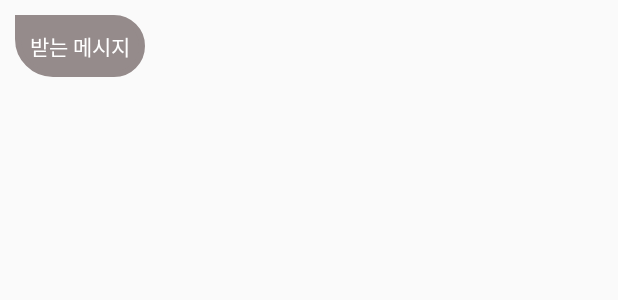
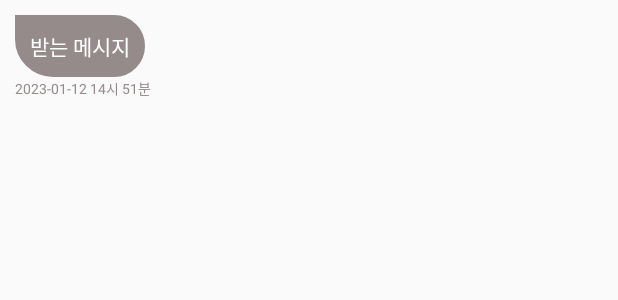
Before and after one commit to yangyunhyeok/EternalReuturnInfo, an Android app: the layout chat_item_receiver.xml on its own in the app's theme, with its tools: preview values and no code run, on a phone screen of 412 x 824 dp. Shown: the top 300 px of the screen. Run offline under Robolectric (Android 15) with nearby library versions, the phone set to English and light mode, and no system bars.

Commit message:
[FEATURE] : 채팅 화면에 날짜 적용 완료

```diff
--- a/app/build.gradle.kts
+++ b/app/build.gradle.kts
@@ -67,4 +67,6 @@ dependencies {
     implementation("com.google.firebase:firebase-auth-ktx")
 
     implementation("io.github.muddz:styleabletoast:2.4.0")
+
+    implementation("org.jetbrains.kotlinx:kotlinx-coroutines-play-services:1.7.1")
 }
--- a/app/src/main/java/com/erionna/eternalreturninfo/model/ERModel.kt
+++ b/app/src/main/java/com/erionna/eternalreturninfo/model/ERModel.kt
@@ -11,8 +11,6 @@ data class ERModel (
     val password: String? = null,
     val uid: String? = null,
     val msg: String? = null,
-    val profilePicture: Int? = null
+    val profilePicture: Int? = null,
+    val time: String? = null
 ) : Parcelable
-//{
-//    constructor() : this(null,"","","","","",null)
-//}
--- a/app/src/main/java/com/erionna/eternalreturninfo/model/Message.kt
+++ b/app/src/main/java/com/erionna/eternalreturninfo/model/Message.kt
@@ -2,7 +2,8 @@ package com.erionna.eternalreturninfo.model
 
 data class Message(
     var message: String?,
-    var sendId: String?
+    var sendId: String?,
+    val time: String?
 ) {
-    constructor():this("","")
+    constructor():this("","", "")
 }
--- a/app/src/main/res/layout/chat_item_receiver.xml
+++ b/app/src/main/res/layout/chat_item_receiver.xml
@@ -10,14 +10,26 @@
         android:layout_width="wrap_content"
         android:layout_height="wrap_content"
         android:layout_margin="10dp"
+        android:background="@drawable/receiver_background"
         android:padding="10dp"
         android:text="받는 메시지"
         android:textColor="@color/white"
-        android:background="@drawable/receiver_background"
         app:layout_constraintBottom_toBottomOf="parent"
         app:layout_constraintEnd_toEndOf="parent"
         app:layout_constraintHorizontal_bias="0.0"
         app:layout_constraintStart_toStartOf="parent"
-        app:layout_constraintTop_toTopOf="parent" />
+        app:layout_constraintTop_toTopOf="parent"
+        app:layout_constraintVertical_bias="0.0" />
+    <TextView
+        android:id="@+id/chat_item_recevier_date"
+        android:layout_width="wrap_content"
+        android:layout_height="wrap_content"
+        android:textColor="@color/grey"
+        android:text="2023-01-12 14시 51분"
+        android:textSize="9sp"
+        app:layout_constraintStart_toStartOf="parent"
+        app:layout_constraintTop_toBottomOf="@id/chat_item_receiver_text"
+        android:layout_marginStart="10dp">
+    </TextView>
 
 </androidx.constraintlayout.widget.ConstraintLayout>
--- a/app/src/main/res/values/strings.xml
+++ b/app/src/main/res/values/strings.xml
@@ -19,4 +19,5 @@
     <string name="Event">이벤트</string>
     <string name="menu_sign_up">회원가입</string>
     <string name="log_out_toast">로그아웃</string>
+    <string name="chat_list_msg">최근에 대화한 내용이 없습니다.</string>
 </resources>
```
Also changed, not shown: app/src/main/java/com/erionna/eternalreturninfo/ui/activity/ChatActivity.kt (+14 -5 lines), app/src/main/java/com/erionna/eternalreturninfo/ui/adapter/ChatAdapter.kt (+4 -4 lines), app/src/main/java/com/erionna/eternalreturninfo/ui/adapter/ChatListAdapter.kt (+25 -16 lines), app/src/main/java/com/erionna/eternalreturninfo/ui/fragment/ChatListFragment.kt (+19 -9 lines), app/src/main/res/layout/chat_item_sender.xml (+12 -0 lines), app/src/main/res/layout/chat_list_item.xml (+6 -4 lines).
